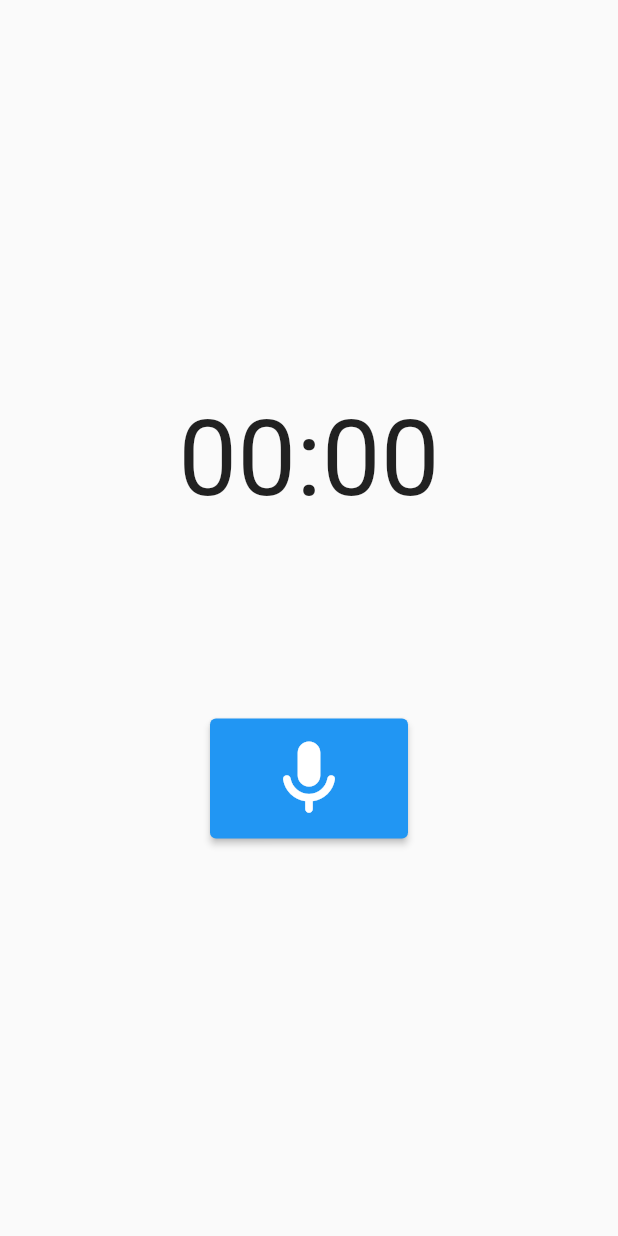
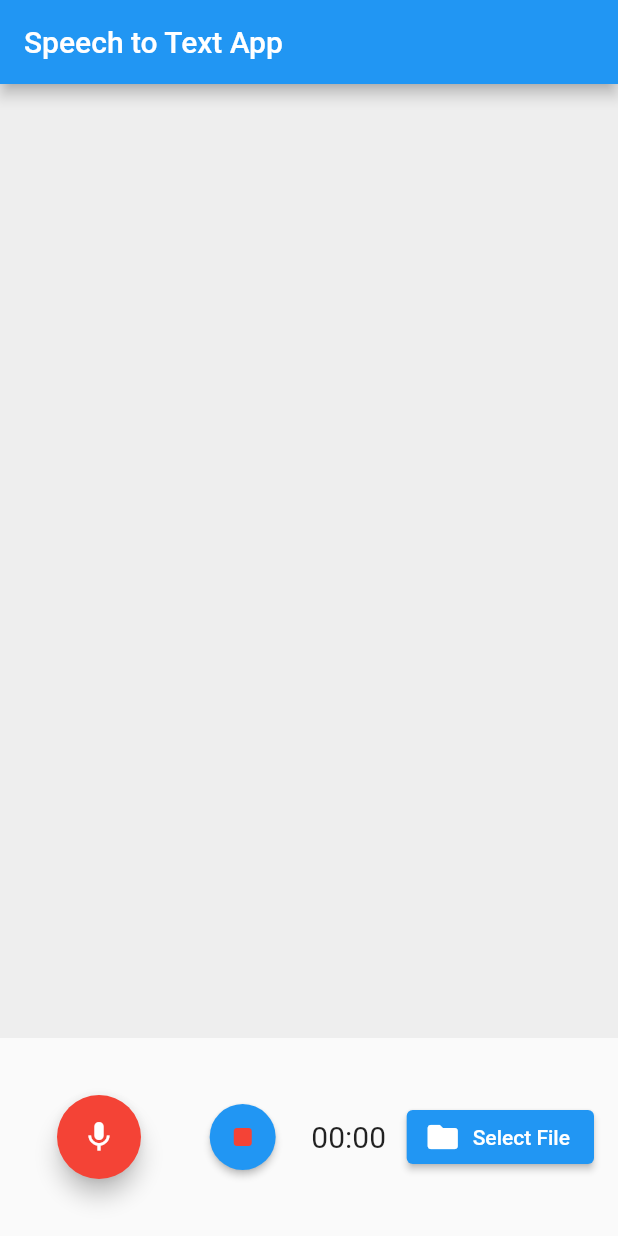
Before and after one commit to amadoug2g-zuehlke/AI_Note_Taking, a Flutter app: the screen it shows after launch, on a phone screen of 412 x 824 dp. Run offline on Flutter 3.47's test engine with Material 2 defaults, Android fonts, the phone set to English and light mode, and no system bars; drawn by our look-alikes of avatar_glow; our stand-ins replace audioplayers, file_picker, fluttertoast, permission_handler; missing offline and left inert: flutter_sound.

Commit message:
Implementing feature-first architecture Implementing file picking & audio playing from internal storage Adding networking service, transcription model

```diff
--- /dev/null
+++ b/ai_note_taking/lib/src/features/recording/presentation/screens/recording_screen.dart
@@ -0,0 +1,259 @@
+import 'dart:io';
+import 'package:ai_note_taking/src/features/transcription/data/service/transcription.dart';
+import 'package:audioplayers/audioplayers.dart';
+import 'package:flutter/material.dart';
+import 'package:avatar_glow/avatar_glow.dart';
+import 'package:file_picker/file_picker.dart';
+import 'package:flutter_sound/flutter_sound.dart';
+import 'package:fluttertoast/fluttertoast.dart';
+import 'package:path_provider/path_provider.dart';
+import 'package:permission_handler/permission_handler.dart';
+
+class RecordingScreen extends StatelessWidget {
+  const RecordingScreen({super.key});
+
+  @override
+  Widget build(BuildContext context) {
+    return MaterialApp(
+      title: 'Speech to Text App',
+      theme: ThemeData(
+        primarySwatch: Colors.blue,
+      ),
+      home: HomePage(),
+    );
+  }
+}
+
+class HomePage extends StatefulWidget {
+  const HomePage({super.key});
+
+  @override
+  _HomePageState createState() => _HomePageState();
+}
+
+class _HomePageState extends State<HomePage> {
+  String _text = '';
+  late String _recordingPath;
+  bool isRecorderReady = false;
+  bool isFilePlaying = false;
+  final audioPlayer = AudioPlayer();
+  final recorder = FlutterSoundRecorder();
+
+  @override
+  void initState() {
+    super.initState();
+    initRecorder();
+  }
+
+  @override
+  void dispose() {
+    recorder.closeRecorder();
+    super.dispose();
+  }
+
+  void initRecorder() async {
+    final status = await Permission.microphone.request();
+
+    if (status != PermissionStatus.granted) {
+      throw 'Microphone permission not granted';
+    }
+
+    await recorder.openRecorder();
+    //await recorder.startRecorder();
+
+    isRecorderReady = true;
+
+    recorder.setSubscriptionDuration(
+      const Duration(milliseconds: 500),
+    );
+  }
+
+  Future<String> getFilePath(String audioFile) async {
+    Directory appDocumentsDirectory = await getApplicationDocumentsDirectory();
+    String appDocumentsPath = appDocumentsDirectory.path;
+    String filePath = '$appDocumentsPath/$audioFile';
+
+    return filePath;
+  }
+
+  void startRecording() async {
+    if (!isRecorderReady) return;
+
+    await recorder.startRecorder(toFile: 'audio');
+  }
+
+  void stopRecording() async {
+    if (!isRecorderReady) return;
+
+    final path = await recorder.stopRecorder();
+    //final audioFile = File(path!);
+
+    File file = File(await getFilePath(path!));
+
+    _recordingPath = file.path;
+    print('Recording path: $_recordingPath');
+  }
+
+  void pickFile() async {
+    FilePickerResult? result = await FilePicker.platform.pickFiles(
+      type: FileType.custom,
+      allowedExtensions: ['mp3', 'mp4', 'mpeg', 'mpga', 'm4a', 'wav', 'webm'],
+    );
+    if (result != null) {
+      print('result is NOT NULL');
+      File file = File(result.files.single.path!);
+      //audioPlayer.setReleaseMode(ReleaseMode.loop);
+      //audioPlayer.setSourceUrl(file.path);
+
+      if (audioPlayer.source != null) {
+        print('Path is: ${file.path}');
+        //playFile(audioPlayer.source);
+        TranscriptionModel transcriptionModel = TranscriptionModel();
+        var result = await transcriptionModel.getTranscription(file.path);
+        displayTranscription(result.text);
+      }
+    } else {
+      print('result is NULL');
+    }
+  }
+
+  void displayTranscription(String transcription) {
+    print('TRANSCRIPTION\n\n\n$transcription');
+    setState(() {
+      _text = transcription;
+    });
+  }
+
+  void playFile(source) {
+    audioPlayer.play(source);
+    Fluttertoast.showToast(
+        msg: "File is playing",
+        toastLength: Toast.LENGTH_SHORT,
+        gravity: ToastGravity.CENTER,
+        timeInSecForIosWeb: 1,
+        textColor: Colors.white,
+        fontSize: 16.0);
+    isFilePlaying = true;
+  }
+
+  void play() async {
+    final player = AudioCache(prefix: 'assets/');
+    final url = await player.load('audio_sample_002.mp3');
+    audioPlayer.setSourceUrl(url.path);
+    isFilePlaying = true;
+  }
+
+  void pauseFile() {
+    audioPlayer.stop();
+    Fluttertoast.showToast(
+        msg: "File stopped playing",
+        toastLength: Toast.LENGTH_SHORT,
+        gravity: ToastGravity.CENTER,
+        timeInSecForIosWeb: 1,
+        textColor: Colors.white,
+        fontSize: 16.0);
+    isFilePlaying = false;
+  }
+
+  @override
+  Widget build(BuildContext context) {
+    return Scaffold(
+      appBar: AppBar(
+        title: Text('Speech to Text App'),
+      ),
+      body: Column(
+        crossAxisAlignment: CrossAxisAlignment.stretch,
+        children: <Widget>[
+          Expanded(
+            child: Container(
+              padding: EdgeInsets.all(16.0),
+              color: Colors.grey[200],
+              child: SingleChildScrollView(
+                child: Text(
+                  _text,
+                  style: TextStyle(fontSize: 20.0),
+                ),
+              ),
+            ),
+          ),
+          Container(
+            margin: const EdgeInsets.all(16.0),
+            child: Row(
+              mainAxisAlignment: MainAxisAlignment.spaceBetween,
+              children: <Widget>[
+                AvatarGlow(
+                  endRadius: 50.0,
+                  glowColor: Colors.redAccent,
+                  child: FloatingActionButton(
+                    onPressed: () {
+                      if (recorder.isRecording) {
+                        stopRecording();
+                      } else {
+                        startRecording();
+                      }
+                    },
+                    backgroundColor: Colors.red,
+                    child: Icon(recorder.isRecording ? Icons.stop : Icons.mic),
+                  ),
+                ),
+                /*
+                GestureDetector(
+                    onTap: () {
+                      pauseFile();
+                    },
+                    child: const Icon(
+                      Icons.stop_circle_rounded,
+                      size: 35,
+                    )),
+                */
+                ElevatedButton(
+                  onPressed: () {
+                    pauseFile();
+                  },
+                  style: ElevatedButton.styleFrom(
+                    shape: const CircleBorder(),
+                    padding: const EdgeInsets.all(10.0),
+                    backgroundColor: Colors.blue,
+                    foregroundColor: isFilePlaying ? Colors.red : Colors.red,
+                  ),
+                  child: const Icon(Icons.stop_rounded),
+                ),
+                StreamBuilder(
+                  stream: recorder.onProgress,
+                  builder: (context, snapshot) {
+                    final duration = snapshot.hasData
+                        ? snapshot.data!.duration
+                        : Duration.zero;
+
+                    String twoDigits(int n) => n.toString().padLeft(2, '0');
+                    final twoDigitsMinutes =
+                        twoDigits(duration.inMinutes.remainder(60));
+                    final twoDigitsSeconds =
+                        twoDigits(duration.inSeconds.remainder(60));
+
+                    return Text(
+                      '$twoDigitsMinutes:$twoDigitsSeconds',
+                      textAlign: TextAlign.center,
+                      style: const TextStyle(fontSize: 20),
+                    );
+                  },
+                ),
+                ElevatedButton.icon(
+                  onPressed: () async {
+                    pickFile();
+                  },
+                  icon: const Icon(Icons.folder),
+                  label: const Text('Select File'),
+                  style: ElevatedButton.styleFrom(
+                    primary: Colors.blue,
+                    onPrimary: Colors.white,
+                  ),
+                ),
+              ],
+            ),
+          ),
+        ],
+      ),
+    );
+  }
+}
--- /dev/null
+++ b/ai_note_taking/lib/src/features/transcription/data/service/networking.dart
@@ -0,0 +1,34 @@
+import 'dart:convert';
+import 'package:ai_note_taking/src/features/transcription/domain/model/transcription_response.dart';
+import 'package:ai_note_taking/utils/constants.dart';
+import 'package:http/http.dart' as http;
+
+class NetworkHelper {
+  NetworkHelper(this.url);
+
+  final String url;
+  final String promptModel = 'whisper-1';
+
+  Future getData(Map<String, String> headers, String filePath) async {
+    final Uri url = Uri.parse(this.url);
+
+    final request = http.MultipartRequest('POST', url)
+      ..files.add(await http.MultipartFile.fromPath('file', filePath))
+      ..fields['model'] = promptModel;
+
+    request.headers.addAll(headers);
+
+    final http.StreamedResponse response = await request.send();
+    final String responseBody = await response.stream.bytesToString();
+
+    print(responseBody);
+
+    if (response.statusCode == 200) {
+      String result = await response.stream.bytesToString();
+
+      return TranscriptionResponse.fromJson(jsonDecode(result));
+    } else {
+      print(response.statusCode);
+    }
+  }
+}
--- /dev/null
+++ b/ai_note_taking/lib/src/features/transcription/data/service/transcription.dart
@@ -0,0 +1,23 @@
+import 'dart:convert';
+import 'package:ai_note_taking/src/features/transcription/data/service/networking.dart';
+import 'package:ai_note_taking/src/features/transcription/domain/model/transcription_response.dart';
+import 'package:ai_note_taking/utils/constants.dart';
+
+class TranscriptionModel {
+  final String promptModel = 'whisper-1';
+  final String promptFeature = 'audio/transcriptions';
+
+  Future<TranscriptionResponse> getTranscription(String filePath) async {
+    final Map<String, String> headers = {
+      'Authorization': 'Bearer $openAIBearerToken',
+      'Content-Type': 'multipart/form-data',
+    };
+
+    String url = '$openAIBaseURL/$promptFeature';
+
+    NetworkHelper networkHelper = NetworkHelper(url);
+
+    var transcriptionResponse = await networkHelper.getData(headers, filePath);
+    return transcriptionResponse;
+  }
+}
--- a/ai_note_taking/lib/src/features/transcription/domain/model/transcription_response.dart
+++ b/ai_note_taking/lib/src/features/transcription/domain/model/transcription_response.dart
@@ -1 +1,14 @@
 //TODO: Implement the class for the api response
+class TranscriptionResponse {
+  TranscriptionResponse();
+
+  late String text;
+
+  TranscriptionResponse.fromJson(Map<String, dynamic> json)
+      : text = json['text'];
+
+  @override
+  String toString() {
+    return 'Text: $text';
+  }
+}
```
Also changed, not shown: ai_note_taking/lib/main.dart (+2 -7 lines), ai_note_taking/pubspec.yaml (+7 -1 lines), ai_note_taking/pubspec.lock, 5 other files.
